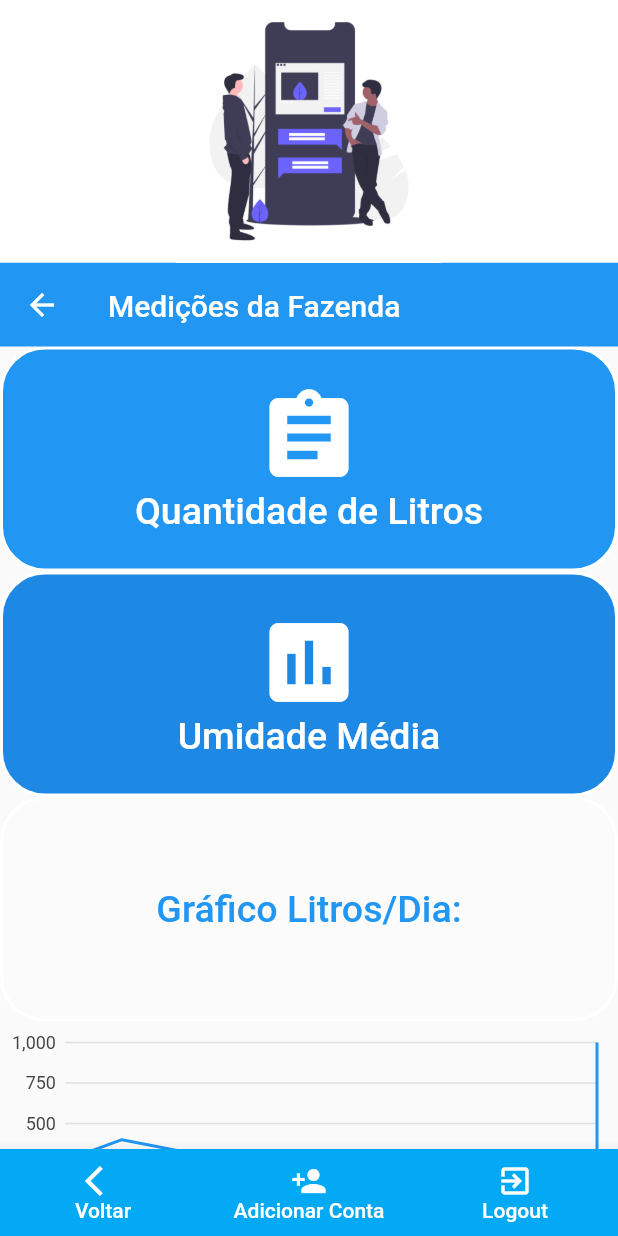
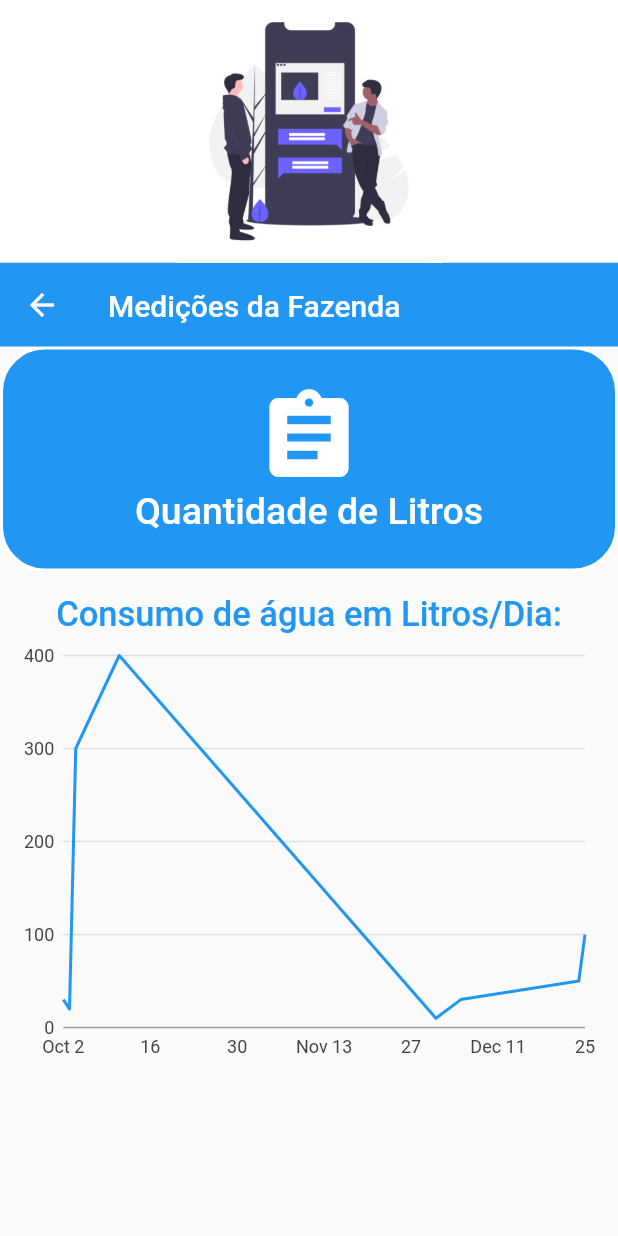
Before and after one commit to pedrohcms/tcc-mobile, a Flutter app: the ReportPage screen opened by its route, on a phone screen of 412 x 824 dp. Run offline on Flutter 3.47's test engine with Material 2 defaults, Android fonts, the phone set to English and light mode, and no system bars; our stand-ins replace charts_flutter, email_validator, shared_preferences; accounts and stored records are empty.

Commit message:
Adicionando LineChartBloc.dart

```diff
--- /dev/null
+++ b/lib/src/components/LineChartComponent/LineChartBloc.dart
@@ -0,0 +1,29 @@
+import 'package:charts_flutter/flutter.dart';
+import 'package:mobile/src/models/Measure.dart';
+
+class LineChartBloc {
+  List<Measure> makeGraphicData() {
+    return [
+      new Measure(startDate: "2020-10-02", sum: 30.0),
+      new Measure(startDate: "2020-10-03", sum: 20.0),
+      new Measure(startDate: "2020-10-04", sum: 300.0),
+      new Measure(startDate: "2020-10-11", sum: 400.0),
+      new Measure(startDate: "2020-12-01", sum: 10.0),
+      new Measure(startDate: "2020-12-05", sum: 30.0),
+      new Measure(startDate: "2020-12-24", sum: 50.0),
+      new Measure(startDate: "2020-12-25", sum: 100.0),
+    ];
+  }
+
+  List<Series<Measure, DateTime>> makeGraphicSeries() {
+    return [
+      new Series<Measure, DateTime>(
+        id: 'Medidas',
+        data: makeGraphicData(),
+        domainFn: (Measure measure, _) => DateTime.parse(measure.startDate),
+        measureFn: (Measure measure, _) => measure.sum,
+        colorFn: (_, __) => MaterialPalette.blue.shadeDefault,
+      )
+    ];
+  }
+}
--- a/lib/src/components/LineChartComponent/LineChartComponent.dart
+++ b/lib/src/components/LineChartComponent/LineChartComponent.dart
@@ -1,34 +1,15 @@
 import 'package:flutter/material.dart';
-import 'package:charts_flutter/flutter.dart' as chart;
-import 'package:mobile/src/models/Measure.dart';
+import 'package:charts_flutter/flutter.dart';
+import 'package:mobile/src/components/LineChartComponent/LineChartBloc.dart';
 
 class LineChartComponent extends StatelessWidget {
+  final LineChartBloc _lineChartBloc = new LineChartBloc();
+
   @override
   Widget build(BuildContext context) {
-    List<Measure> data = [
-      new Measure(startDate: "2020-10-02", sum: 10.0),
-      new Measure(startDate: "2020-10-03", sum: 20.0),
-      new Measure(startDate: "2020-10-04", sum: 300.0),
-      new Measure(startDate: "2020-10-11", sum: 400.0),
-      new Measure(startDate: "2020-12-01", sum: 10.0),
-      new Measure(startDate: "2020-12-05", sum: 30.0),
-      new Measure(startDate: "2020-12-25", sum: 50.0),
-      new Measure(startDate: "2020-12-25", sum: 1000.0),
-    ];
-
-    var series = [
-      new chart.Series<Measure, DateTime>(
-        id: 'Medidas',
-        data: data,
-        domainFn: (Measure measure, _) => DateTime.parse(measure.startDate),
-        measureFn: (Measure measure, _) => measure.sum,
-        colorFn: (_, __) => chart.MaterialPalette.blue.shadeDefault,
-      )
-    ];
-
-    return new chart.TimeSeriesChart(
-      series,
-      animationDuration: Duration(seconds: 2),
+    return TimeSeriesChart(
+      _lineChartBloc.makeGraphicSeries(),
+      animationDuration: Duration(seconds: 3),
       animate: true,
     );
   }
--- a/lib/src/pages/ReportPage/ReportPage.dart
+++ b/lib/src/pages/ReportPage/ReportPage.dart
@@ -72,166 +72,44 @@ class _ReportPageState extends State<ReportPage> {
                     ),
                   ),
                 ),
-
-                //SEGUNDO CONTAINER
+              ],
+            ),
+          ),
+          SliverList(
+            delegate: SliverChildListDelegate(
+              [
+                SizedBox(
+                  height: 15.0,
+                ),
                 ClipRRect(
                   child: Container(
-                    decoration: BoxDecoration(
-                      border: Border.all(
-                        color: Colors.white,
-                        width: 2,
+                    child: Text(
+                      "Consumo de água em Litros/Dia: ",
+                      textAlign: TextAlign.center,
+                      style: TextStyle(
+                        color: Colors.blue,
+                        fontSize: 23,
+                        fontWeight: FontWeight.w500,
                       ),
-                      borderRadius: BorderRadius.circular(30),
-                      color: Colors.blue[600],
-                    ),
-                    child: FlatButton(
-                      child: Column(
-                        mainAxisSize: MainAxisSize.min,
-                        children: [
-                          Icon(
-                            Icons.assessment,
-                            color: Colors.white,
-                            size: 70,
-                          ),
-                          Text(
-                            "Umidade Média",
-                            textAlign: TextAlign.center,
-                            style: TextStyle(
-                              color: Colors.white,
-                              fontSize: 25,
-                            ),
-                          ),
-                        ],
-                      ),
-                      onPressed: null,
                     ),
                   ),
                 ),
-                //TERCEIRO CONTAINER
-                ClipRRect(
-                  child: Container(
-                    decoration: BoxDecoration(
-                      border: Border.all(
-                        color: Colors.white,
-                        width: 2,
-                      ),
-                      borderRadius: BorderRadius.circular(30),
-                      color: Colors.white10,
+                Container(
+                  height: 300,
+                  child: Padding(
+                    padding: const EdgeInsets.only(
+                      left: 8.0,
+                      right: 8.0,
+                      bottom: 10.0,
                     ),
-                    child: FlatButton(
-                      child: Column(
-                        mainAxisSize: MainAxisSize.min,
-                        children: [
-                          Text(
-                            "Gráfico Litros/Dia: ",
-                            textAlign: TextAlign.center,
-                            style: TextStyle(
-                              color: Colors.blue,
-                              fontSize: 25,
-                            ),
-                          ),
-                        ],
-                      ),
-                      onPressed: null,
-                    ),
+                    child: LineChartComponent(),
                   ),
-                ),
-
-                //QUARTO CONTAINER
-
-                ClipRRect(
-                  child: Container(
-                      width: 5,
-                      //GRÁFICO / CHART
-                      child: LineChartComponent()),
-                ),
-
-                Container(
-                  color: Colors.white,
                 ),
               ],
             ),
           ),
         ],
       ),
-      bottomNavigationBar: BottomAppBar(
-        color: Colors.lightBlue,
-        child: Padding(
-          padding: const EdgeInsets.only(top: 5.0, bottom: 5.0),
-          child: Row(
-            mainAxisSize: MainAxisSize.min,
-            mainAxisAlignment: MainAxisAlignment.spaceAround,
-            children: [
-              Expanded(
-                flex: 1,
-                child: FlatButton(
-                  child: Column(
-                    mainAxisSize: MainAxisSize.min,
-                    children: [
-                      Icon(
-                        Icons.arrow_back_ios,
-                        color: Colors.white,
-                      ),
-                      Text(
-                        "Voltar",
-                        textAlign: TextAlign.center,
-                        style: TextStyle(
-                          color: Colors.white,
-                        ),
-                      ),
-                    ],
-                  ),
-                  onPressed: () {},
-                ),
-              ),
-              Expanded(
-                flex: 1,
-                child: FlatButton(
-                  child: Column(
-                    mainAxisSize: MainAxisSize.min,
-                    children: [
-                      Icon(
-                        Icons.person_add,
-                        color: Colors.white,
-                      ),
-                      Text(
-                        "Adicionar Conta",
-                        textAlign: TextAlign.center,
-                        style: TextStyle(
-                          color: Colors.white,
-                        ),
-                      ),
-                    ],
-                  ),
-                  onPressed: () {},
-                ),
-              ),
-              Expanded(
-                flex: 1,
-                child: FlatButton(
-                  child: Column(
-                    mainAxisSize: MainAxisSize.min,
-                    children: [
-                      Icon(
-                        Icons.exit_to_app,
-                        color: Colors.white,
-                      ),
-                      Text(
-                        "Logout",
-                        textAlign: TextAlign.center,
-                        style: TextStyle(color: Colors.white),
-                      ),
-                    ],
-                  ),
-                  onPressed: () {
-                    Navigator.popAndPushNamed(context, '/');
-                  },
-                ),
-              ),
-            ],
-          ),
-        ),
-      ),
     );
   }
 }
```
